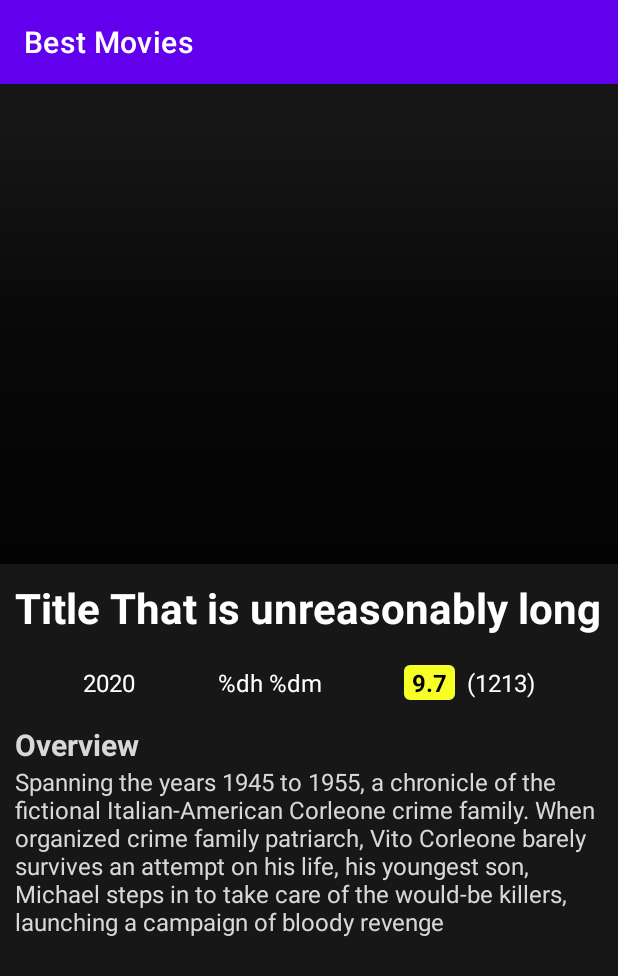
After one commit to FelipeFcosta/Best-Movies, an Android app: the fragment DetailedMovieFragment shown on its own in the app's theme, on a phone screen of 412 x 824 dp. The commit adds this screen. Shown: the top 976 px of the screen. Run offline under Robolectric (Android 15) with nearby library versions, the phone set to English and light mode, and no system bars; our stand-ins replace data binding.

Commit message:
feat: create DetailedMovies fragment

```diff
--- /dev/null
+++ b/app/src/main/java/com/example/bestmovies/detailedmovie/DetailedMovieFragment.kt
@@ -0,0 +1,19 @@
+package com.example.bestmovies.detailedmovie
+
+import android.os.Bundle
+import androidx.fragment.app.Fragment
+import android.view.LayoutInflater
+import android.view.View
+import android.view.ViewGroup
+import com.example.bestmovies.R
+
+class DetailedMovieFragment : Fragment() {
+
+    override fun onCreateView(
+        inflater: LayoutInflater, container: ViewGroup?,
+        savedInstanceState: Bundle?
+    ): View? {
+        // Inflate the layout for this fragment
+        return inflater.inflate(R.layout.fragment_detailed_movie, container, false)
+    }
+}
--- /dev/null
+++ b/app/src/main/res/drawable/backdrop_gradient_foreground.xml
@@ -0,0 +1,10 @@
+<?xml version="1.0" encoding="utf-8"?>
+<shape xmlns:android="http://schemas.android.com/apk/res/android">
+    <gradient
+        android:startColor="#00000000"
+        android:centerColor="#AA000000"
+        android:endColor="#DD000000"
+        android:angle="270"
+        android:dither="true"
+        />
+</shape>
--- a/app/src/main/res/layout/activity_main.xml
+++ b/app/src/main/res/layout/activity_main.xml
@@ -7,8 +7,6 @@
     tools:context=".MainActivity">
 
     <androidx.fragment.app.FragmentContainerView
-        xmlns:android="http://schemas.android.com/apk/res/android"
-        xmlns:tools="http://schemas.android.com/tools"
         android:id="@+id/overviewFragment"
         android:name="com.example.bestmovies.topmovies.TopMoviesFragment"
         android:layout_width="match_parent"
--- /dev/null
+++ b/app/src/main/res/layout/fragment_detailed_movie.xml
@@ -0,0 +1,152 @@
+<?xml version="1.0" encoding="utf-8"?>
+<layout xmlns:android="http://schemas.android.com/apk/res/android"
+    xmlns:app="http://schemas.android.com/apk/res-auto"
+    xmlns:tools="http://schemas.android.com/tools">
+
+    <data>
+
+    </data>
+
+    <ScrollView
+        android:layout_width="match_parent"
+        android:layout_height="match_parent"
+        android:background="#171717">
+
+        <androidx.constraintlayout.widget.ConstraintLayout
+            android:layout_width="match_parent"
+            android:layout_height="wrap_content"
+            android:paddingVertical="20dp"
+            tools:context=".detailedmovie.DetailedMovieFragment">
+
+            <ImageView
+                android:id="@+id/image_backdrop"
+                android:layout_width="match_parent"
+                android:layout_height="300dp"
+                android:adjustViewBounds="true"
+                android:scaleType="centerCrop"
+                android:foreground="@drawable/backdrop_gradient_foreground"
+                app:layout_constraintEnd_toEndOf="parent"
+                app:layout_constraintStart_toStartOf="parent"
+                app:layout_constraintTop_toTopOf="parent"
+                tools:src="@tools:sample/backgrounds/scenic" />
+
+
+
+            <TextView
+                android:id="@+id/text_title"
+                android:layout_width="wrap_content"
+                android:layout_height="wrap_content"
+                android:maxLines="2"
+                android:ellipsize="end"
+                android:text="Title That is unreasonably long"
+                android:textColor="@color/white"
+                android:textStyle="bold"
+                android:textSize="28sp"
+                android:layout_margin="10dp"
+
+                app:layout_constraintStart_toStartOf="parent"
+                app:layout_constraintTop_toBottomOf="@+id/image_backdrop"
+                />
+
+            <TextView
+                android:id="@+id/text_year"
+                android:layout_marginTop="20dp"
+                android:layout_width="wrap_content"
+                android:layout_height="wrap_content"
+                android:textColor="@color/white"
+                android:textSize="16sp"
+                android:text="2020"
+                app:layout_constraintStart_toStartOf="parent"
+                app:layout_constraintEnd_toStartOf="@id/text_runtime"
+                app:layout_constraintTop_toBottomOf="@+id/text_title" />
+
+
+            <TextView
+                android:id="@+id/text_runtime"
+                android:layout_width="wrap_content"
+                android:layout_height="wrap_content"
+                android:text="@string/runtime"
+                android:textColor="@color/white"
+                android:textSize="16sp"
+                app:layout_constraintBottom_toBottomOf="@+id/text_year"
+                app:layout_constraintEnd_toStartOf="@+id/linearLayoutCompat"
+                app:layout_constraintStart_toEndOf="@id/text_year"
+                app:layout_constraintTop_toTopOf="@+id/text_year"
+                tools:text="1h 25m"/>
+
+            <androidx.appcompat.widget.LinearLayoutCompat
+                android:id="@+id/linearLayoutCompat"
+                android:layout_width="wrap_content"
+                android:layout_height="wrap_content"
+                app:layout_constraintStart_toEndOf="@+id/text_runtime"
+                app:layout_constraintEnd_toEndOf="parent"
+                app:layout_constraintTop_toTopOf="@+id/text_runtime"
+                app:layout_constraintBottom_toBottomOf="@+id/text_runtime">
+
+                <TextView
+                    android:id="@+id/rating"
+                    android:layout_width="wrap_content"
+                    android:layout_height="wrap_content"
+                    android:layout_marginEnd="8dp"
+                    android:background="@drawable/rating_textview_background"
+                    android:paddingHorizontal="5dp"
+                    android:text="9.7"
+                    android:textColor="@color/black"
+                    android:textSize="16sp"
+                    android:textStyle="bold"
+
+                    />
+
+                <TextView
+                    android:id="@+id/vote_count"
+                    android:layout_width="wrap_content"
+                    android:layout_height="wrap_content"
+                    android:text="(1213)"
+                    android:textColor="@color/white"
+                    android:textSize="16sp"
+
+                    app:layout_constraintBottom_toBottomOf="@+id/rating"
+                    app:layout_constraintEnd_toEndOf="parent"
+                    app:layout_constraintStart_toEndOf="@+id/rating"
+                    app:layout_constraintTop_toTopOf="@+id/rating" />
+
+
+            </androidx.appcompat.widget.LinearLayoutCompat>
+
+
+            <androidx.constraintlayout.widget.Barrier
+                android:id="@+id/barrier"
+                android:layout_width="wrap_content"
+                android:layout_height="wrap_content"
+                app:barrierDirection="bottom"
+                app:constraint_referenced_ids="text_year, text_runtime, linearLayoutCompat" />
+
+
+            <TextView
+                android:id="@+id/text_overview_title"
+                android:layout_width="wrap_content"
+                android:layout_height="wrap_content"
+                android:text="Overview"
+                android:textColor="#D8D8D8"
+                android:textSize="20sp"
+                android:textStyle="bold"
+                android:layout_marginStart="10dp"
+                android:layout_marginTop="16dp"
+                app:layout_constraintStart_toStartOf="parent"
+                app:layout_constraintTop_toBottomOf="@+id/barrier" />
+
+            <TextView
+                android:id="@+id/text_overview"
+                android:layout_width="wrap_content"
+                android:layout_height="wrap_content"
+                android:text="Spanning the years 1945 to 1955, a chronicle of the fictional Italian-American Corleone crime family. When organized crime family patriarch, Vito Corleone barely survives an attempt on his life, his youngest son, Michael steps in to take care of the would-be killers, launching a campaign of bloody revenge"
+                android:textColor="#D8D8D8"
+                android:textSize="16sp"
+                android:paddingHorizontal="10dp"
+                app:layout_constraintStart_toStartOf="parent"
+                app:layout_constraintEnd_toEndOf="parent"
+                app:layout_constraintTop_toBottomOf="@+id/text_overview_title" />
+
+        </androidx.constraintlayout.widget.ConstraintLayout>
+    </ScrollView>
+</layout>
--- a/app/src/main/res/layout/fragment_top_movies.xml
+++ b/app/src/main/res/layout/fragment_top_movies.xml
@@ -6,10 +6,14 @@
     <data>
     </data>
 
+    <ScrollView
+        android:layout_width="match_parent"
+        android:layout_height="match_parent">
+
         <androidx.constraintlayout.widget.ConstraintLayout
             android:layout_width="match_parent"
             android:layout_height="match_parent"
-        android:background="#272727"
+            android:background="#171717"
             tools:context="com.example.bestmovies.topmovies.TopMoviesFragment">
 
             <androidx.recyclerview.widget.RecyclerView
@@ -27,5 +31,6 @@
 
             </androidx.recyclerview.widget.RecyclerView>
         </androidx.constraintlayout.widget.ConstraintLayout>
+    </ScrollView>
 
 </layout>
--- a/app/src/main/res/layout/movie_item_view.xml
+++ b/app/src/main/res/layout/movie_item_view.xml
@@ -14,7 +14,7 @@
         android:layout_height="wrap_content"
         android:layout_width="match_parent"
         android:padding="8dp"
-        android:background="#D8222222">
+        android:background="#272727">
 
         <ImageView
             android:id="@+id/image_poster"
@@ -51,10 +51,9 @@
             android:layout_height="wrap_content"
             android:layout_marginStart="8dp"
             android:textColor="@color/white"
-            android:text="@string/year"
+            android:text="2019"
             app:layout_constraintStart_toEndOf="@+id/image_poster"
-            app:layout_constraintTop_toBottomOf="@+id/text_title"
-            tools:text="(2019)" />
+            app:layout_constraintTop_toBottomOf="@+id/text_title" />
 
         <TextView
             android:id="@+id/text_genres"
@@ -75,6 +74,7 @@
             android:layout_marginBottom="8dp"
             android:text="Rating"
             android:textColor="@color/white"
+            android:textSize="16sp"
             app:layout_constraintBottom_toBottomOf="parent"
             app:layout_constraintStart_toEndOf="@+id/image_poster"/>
 
@@ -82,12 +82,14 @@
             android:id="@+id/rating"
             android:layout_width="wrap_content"
             android:layout_height="wrap_content"
-            android:layout_marginLeft="8dp"
+            android:layout_marginStart="8dp"
             android:text="9.7"
             android:textStyle="bold"
             android:textColor="@color/black"
+            android:textSize="16sp"
             android:paddingHorizontal="5dp"
             android:background="@drawable/rating_textview_background"
+
             app:layout_constraintBottom_toBottomOf="@id/text_rating"
             app:layout_constraintStart_toEndOf="@+id/text_rating"
             app:layout_constraintTop_toTopOf="@id/text_rating" />
--- a/app/src/main/res/values/strings.xml
+++ b/app/src/main/res/values/strings.xml
@@ -3,4 +3,5 @@
     <!-- TODO: Remove or change this placeholder text -->
     <string name="hello_blank_fragment">Hello blank fragment</string>
     <string name="year">(%d)</string>
+    <string name="runtime">%dh %dm</string>
 </resources>
--- a/app/src/main/res/values/styles.xml
+++ b/app/src/main/res/values/styles.xml
@@ -1,6 +1,9 @@
 <?xml version="1.0" encoding="utf-8"?>
 <resources>
-    <style name="StyleTextView" parent="android:Widget.TextView">
-
+    <style name="TextView" parent="android:Widget.TextView">
+        <item name="android:layout_width">wrap_content</item>
+        <item name="android:layout_height">wrap_content</item>
+        <item name="android:layout_marginStart">8dp</item>
+        <item name="android:textColor">#959595</item>
     </style>
 </resources>
```
Lines whose indentation alone changed are shown as unchanged.
